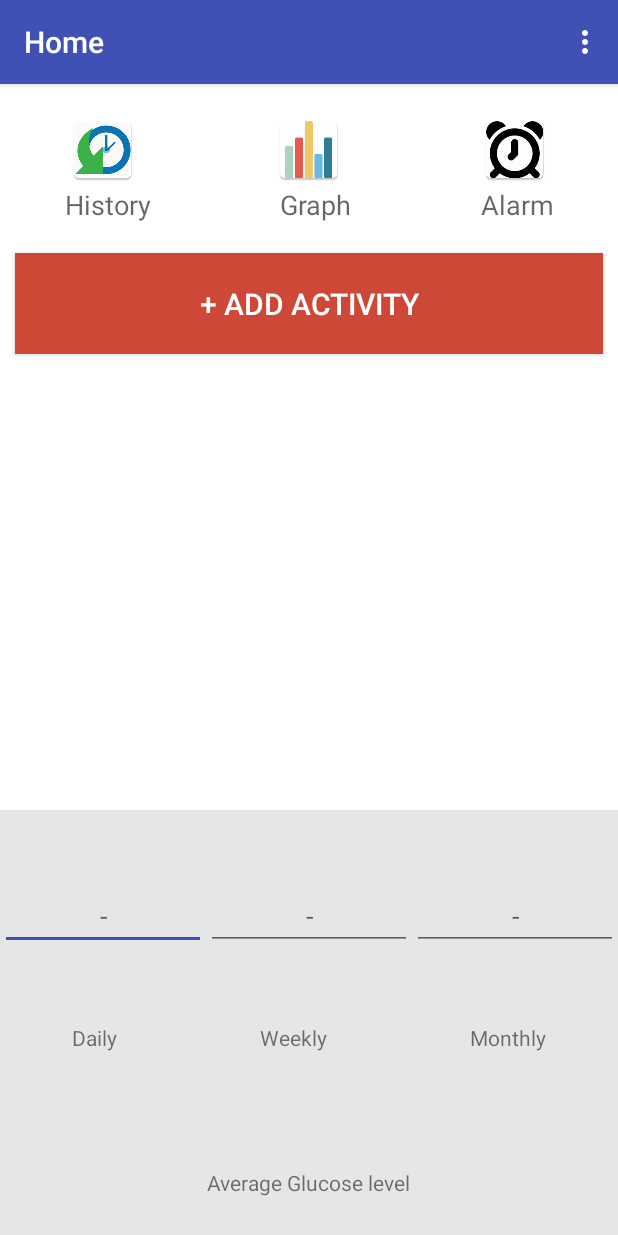
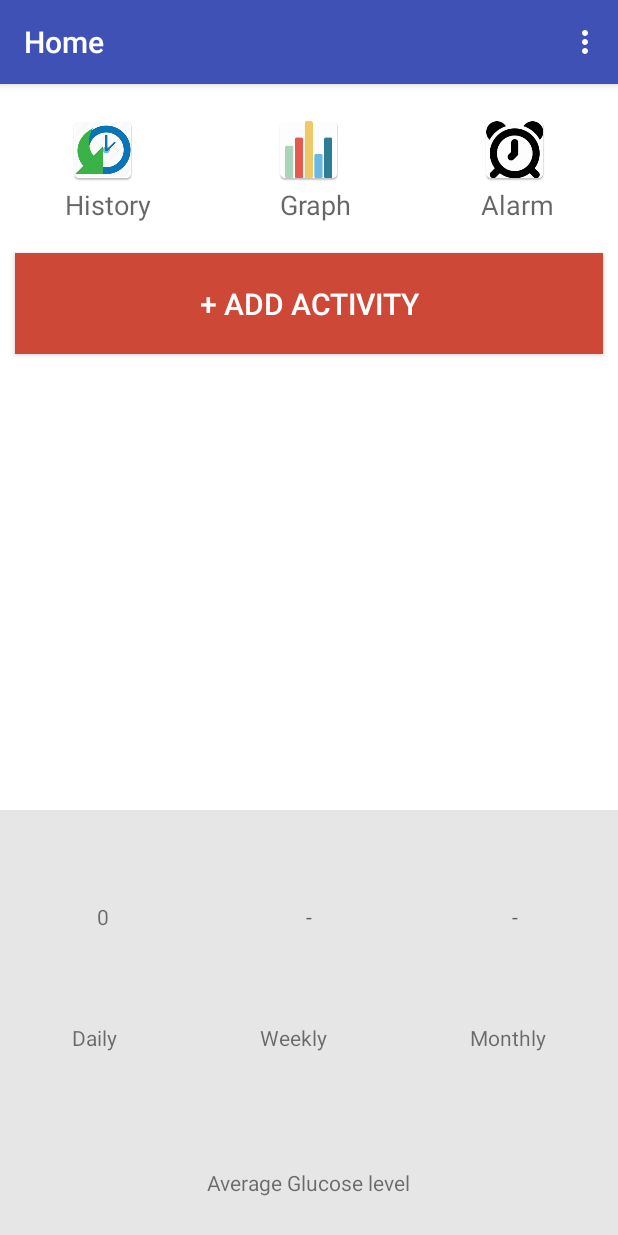
Before and after one commit to patel8/Diabetes_Management_App_UWM, an Android app: the screen it shows after launch (home_activity), on a phone screen of 412 x 824 dp. Run offline under Robolectric (Android 15) with nearby library versions, the phone set to English and light mode, and no system bars.

```diff
--- a/app/src/main/java/com/example/sagar/diabetesmanagement/DbHelper.java
+++ b/app/src/main/java/com/example/sagar/diabetesmanagement/DbHelper.java
@@ -6,6 +6,7 @@ import android.database.Cursor;
 import android.database.sqlite.SQLiteDatabase;
 import android.database.sqlite.SQLiteOpenHelper;
 
+import java.util.Calendar;
 import java.util.Date;
 
 
@@ -175,10 +176,11 @@ public class DbHelper extends SQLiteOpenHelper {
 
     /**
      * getAllData(); rOrder By Date
-     * getInfoWithID(id);
-     * getWeeklyGlucoseLevel()  //AVERAGE IT
-     * getDailyGlucoseLevel()
-     * getMonthlyGlucoseLevel()
+     * getInfoWithID(id);       // Return Cursor
+     * getWeeklyGlucoseLevel()  //Return int
+     * getDailyGlucoseLevel()  // Return Int
+     * getMonthlyGlucoseLevel() // Return Int
+     * updateCurrentRowWithId(Activity_information, id); Return Boolean
      */
     public Cursor getAllData() {
         SQLiteDatabase db = this.getWritableDatabase();
@@ -206,5 +208,35 @@ public class DbHelper extends SQLiteOpenHelper {
         return true;
     }
 
+    public int getDailyGlucoseLevel()
+    {
+        Calendar calendar = Calendar.getInstance();
+        final int  year = calendar.get(Calendar.YEAR);
+        final int  month = calendar.get(Calendar.MONTH) + 1;
+        final int day = calendar.get(Calendar.DAY_OF_MONTH);
+
+        String date = month+"/"+day+"/"+year;
+        int sum = 0;
+        int cnt = 0;
+        SQLiteDatabase db = this.getWritableDatabase();
+
+        Cursor cursor = db.rawQuery("select * from "+ tblHistory + " where ("+colDate+ " = '"+date+"' and "+ colLable +" = 'BGL')" ,null);
+        if(cursor != null){
+            if(cursor.moveToFirst()){
+                do {
+                    int val = Integer.parseInt(cursor.getString(cursor.getColumnIndex(DbHelper.colDescription)));
+                    sum = sum + val;
+                    cnt++;
+                }while(cursor.moveToNext());
+            }
+        }
+
+        if(cnt == 0)
+            return 0;
+        else {
+            return sum / cnt;
+        }
+    }
+
 
 }
--- a/app/src/main/java/com/example/sagar/diabetesmanagement/home_activity.java
+++ b/app/src/main/java/com/example/sagar/diabetesmanagement/home_activity.java
@@ -35,6 +35,7 @@ public class home_activity extends AppCompatActivity {
         });
 
 
+
     }
 
     // This method will add main_menu.xml to this activity.
@@ -54,6 +55,8 @@ public class home_activity extends AppCompatActivity {
         super.onStart();
         db = new DbHelper(this);
         refreshAverageGlucoceValues();
+
+
     }
 
     //This method will perform action when 'Add Activity button' is called.
@@ -123,8 +126,8 @@ public class home_activity extends AppCompatActivity {
 
         TextView DailyTextView = (TextView) findViewById(R.id.txtDaily);
         //Set the Text for Daily Text View
-//        int DailyGlcoseLevel = db.getDailyGlucoseLevel();
-//        DailyTextView.setText(DailyGlcoseLevel);
+        int DailyGlcoseLevel = db.getDailyGlucoseLevel();
+        DailyTextView.setText(DailyGlcoseLevel+"");
 
 
 
--- a/app/src/main/res/layout/home_activity.xml
+++ b/app/src/main/res/layout/home_activity.xml
@@ -129,7 +129,7 @@
             android:layout_height="match_parent"
             android:layout_weight="1">
 
-            <EditText
+            <TextView
                 android:layout_width="wrap_content"
                 android:layout_height="wrap_content"
                 android:inputType="none"
@@ -139,9 +139,9 @@
                 android:layout_gravity="center"
                 android:textAlignment="center"
                 android:hint = "-"
-                android:editable="false"/>
+                />
 
-            <EditText
+            <TextView
                 android:layout_width="wrap_content"
                 android:layout_height="wrap_content"
                 android:inputType="number"
@@ -151,9 +151,9 @@
                 android:layout_gravity="center"
                 android:textAlignment="center"
                 android:hint = "-"
-                android:editable="false"/>
+               />
 
-            <EditText
+            <TextView
                 android:layout_width="wrap_content"
                 android:layout_height="wrap_content"
                 android:inputType="number"
@@ -163,7 +163,7 @@
                 android:layout_gravity="center"
                 android:textAlignment="center"
                 android:hint = "-"
-                android:editable="false"/>
+               />
 
         </LinearLayout>
 
```
Also changed, not shown: app/src/main/java/com/example/sagar/diabetesmanagement/all_activity_information.java (+33 -1 lines), app/src/main/java/com/example/sagar/diabetesmanagement/history.java (+7 -0 lines), app/src/main/java/com/example/sagar/diabetesmanagement/list_of_activity_to_add.java (+7 -7 lines).
